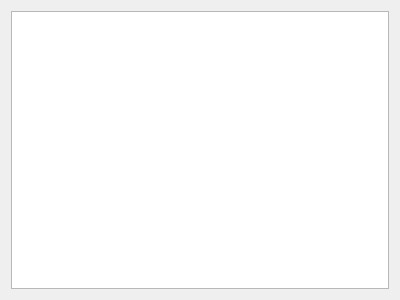
First picture: the form in src/dialog/cueinterpreterdialog.ui, repository 8bitbuddhist/PixelMaestro-Studio, before the edit.
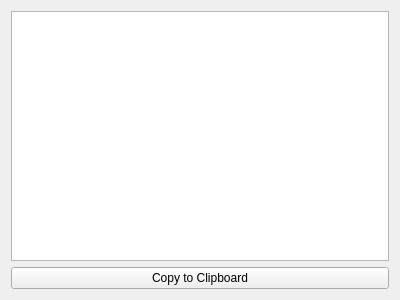
Second picture: the form after the edit.

Commit message:
CueModel - Class for storing Cues and their text representations.
CueInterpreter - Added method to convert a Cue to a byte array.
CueInterpreterDialog - Added byte array to output and the ability to
copy text to clipboard.
DeviceControlWidget - Fixed blocked Cue check.
QSettings - Clear Palette and Device arrays before saving new data.

Diff of the .ui file:
```diff
--- a/src/dialog/cueinterpreterdialog.ui
+++ b/src/dialog/cueinterpreterdialog.ui
@@ -13,11 +13,14 @@
   <property name="windowTitle">
    <string>PixelMaestro Studio - Cuefile</string>
   </property>
-  <layout class="QGridLayout" name="gridLayout">
-   <item row="0" column="0">
-    <widget class="QPlainTextEdit" name="interpretedCuePlainTextEdit">
-     <property name="readOnly">
-      <bool>true</bool>
+  <layout class="QVBoxLayout" name="verticalLayout">
+   <item>
+    <widget class="QTableView" name="interpretedCueTableView"/>
+   </item>
+   <item>
+    <widget class="QPushButton" name="copyButton">
+     <property name="text">
+      <string>Copy to Clipboard</string>
      </property>
     </widget>
    </item>
```
The commit also changes 9 other files.
